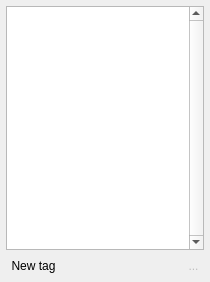
The window that src/TagsManager.ui (markus-wa/glmixer-mirror) describes before a commit, drawn with Qt 5.
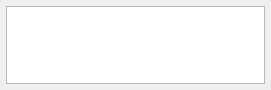
The same window after the commit. Icons and pictures are not drawn.

Commit message: Validated implementation of Tags and TagsManager. Now available by default.

```diff
--- a/src/TagsManager.ui
+++ b/src/TagsManager.ui
@@ -6,8 +6,8 @@
    <rect>
     <x>0</x>
     <y>0</y>
-    <width>210</width>
-    <height>282</height>
+    <width>271</width>
+    <height>90</height>
    </rect>
   </property>
   <property name="windowTitle">
@@ -28,34 +28,17 @@
    </property>
    <item>
     <widget class="QListWidget" name="tagsListWidget">
-     <property name="styleSheet">
-      <string notr="true">QListWidget{ 
-	font-size: 11px;
- }
-QListWidget::item{     
-   color: palette(text);
- }
-QListWidget::item:hover {     
-    background-color: qradialgradient(cx: 0.7, cy: 1.5, fx: 0.7, fy: 1.9, radius: 1.2, stop: 0 palette(AlternateBase), stop: 1 transparent );
-	 color: palette(bright-text);
- }
-QListWidget::item:selected {
-     background-color: qlineargradient(spread:pad, x1:0, y1:1, x2:0, y2:0,  stop: 0 palette(highlight), stop: 1 transparent );
-	 color: palette(highlighted-text);
- }
-QListWidget::item:selected:hover {
-     background-color: palette(highlight);
- }
-QListWidget::item:focus {
-     background-color: qlineargradient(spread:pad, x1:0, y1:1, x2:0, y2:0,  stop: 0 palette(highlight), stop: 1 transparent );
-	 color: palette( highlighted-text);
- }
-QListWidget::item:focus:hover {
-     background-color: palette(highlight);
- }</string>
+     <property name="contextMenuPolicy">
+      <enum>Qt::NoContextMenu</enum>
+     </property>
+     <property name="toolTip">
+      <string>&lt;html&gt;&lt;head/&gt;&lt;body&gt;&lt;p&gt;Single clic: apply this tag to selected source.&lt;/p&gt;&lt;p&gt;Double clic: select all sources with this tag.&lt;/p&gt;&lt;/body&gt;&lt;/html&gt;</string>
+     </property>
+     <property name="statusTip">
+      <string>Clic to apply tag; Double-clic to select tagged sources.</string>
      </property>
      <property name="verticalScrollBarPolicy">
-      <enum>Qt::ScrollBarAlwaysOn</enum>
+      <enum>Qt::ScrollBarAsNeeded</enum>
      </property>
      <property name="horizontalScrollBarPolicy">
       <enum>Qt::ScrollBarAlwaysOff</enum>
@@ -71,8 +54,8 @@
      </property>
      <property name="iconSize">
       <size>
-       <width>60</width>
-       <height>60</height>
+       <width>48</width>
+       <height>48</height>
       </size>
      </property>
      <property name="verticalScrollMode">
@@ -81,86 +64,23 @@
      <property name="movement">
       <enum>QListView::Static</enum>
      </property>
+     <property name="isWrapping" stdset="0">
+      <bool>true</bool>
+     </property>
+     <property name="resizeMode">
+      <enum>QListView::Adjust</enum>
+     </property>
      <property name="spacing">
       <number>1</number>
      </property>
      <property name="viewMode">
       <enum>QListView::IconMode</enum>
      </property>
-     <property name="uniformItemSizes">
-      <bool>false</bool>
-     </property>
-     <property name="wordWrap">
-      <bool>true</bool>
+     <property name="currentRow">
+      <number>-1</number>
      </property>
     </widget>
    </item>
-   <item>
-    <layout class="QHBoxLayout" name="buttonsLayout">
-     <item>
-      <widget class="QToolButton" name="tagNew">
-       <property name="styleSheet">
-        <string notr="true">QToolButton {  border: 1px solid transparent;    border-radius:5px;   background: transparent;} QToolButton:pressed { background: palette(midlight); } QToolButton:hover { border-color:  palette(highlight); }</string>
-       </property>
-       <property name="text">
-        <string>New tag</string>
-       </property>
-       <property name="icon">
-        <iconset resource="../icons.qrc">
-         <normaloff>:/glmixer/icons/plus.png</normaloff>:/glmixer/icons/plus.png</iconset>
-       </property>
-       <property name="iconSize">
-        <size>
-         <width>24</width>
-         <height>24</height>
-        </size>
-       </property>
-      </widget>
-     </item>
-     <item>
-      <spacer name="horizontalSpacer">
-       <property name="orientation">
-        <enum>Qt::Horizontal</enum>
-       </property>
-       <property name="sizeHint" stdset="0">
-        <size>
-         <width>40</width>
-         <height>20</height>
-        </size>
-       </property>
-      </spacer>
-     </item>
-     <item>
-      <widget class="QToolButton" name="tagRemove">
-       <property name="enabled">
-        <bool>false</bool>
-       </property>
-       <property name="toolTip">
-        <string>Remove this tag.</string>
-       </property>
-       <property name="autoFillBackground">
-        <bool>false</bool>
-       </property>
-       <property name="styleSheet">
-        <string notr="true">QToolButton {  border: 1px solid transparent;    border-radius:5px;   background: transparent;} QToolButton:pressed { background: palette(midlight); } QToolButton:hover { border-color:  palette(highlight); }</string>
-       </property>
-       <property name="text">
-        <string>...</string>
-       </property>
-       <property name="icon">
-        <iconset resource="../icons.qrc">
-         <normaloff>:/glmixer/icons/trash.png</normaloff>:/glmixer/icons/trash.png</iconset>
-       </property>
-       <property name="iconSize">
-        <size>
-         <width>24</width>
-         <height>24</height>
-        </size>
-       </property>
-      </widget>
-     </item>
-    </layout>
-   </item>
   </layout>
  </widget>
  <resources>
```
Left out of the diff: 72 changed lines with no effect on the pictures. The commit also changes 13 other files.
